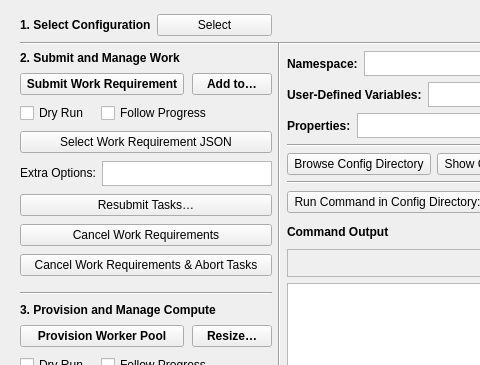
Old version of the form yellowdog_cli/commander/commander.ui in the repository yellowdog/yellowdog-cli; both pictures show x 0 to 480 and y 0 to 365 of the 1102 by 776 pixel window.
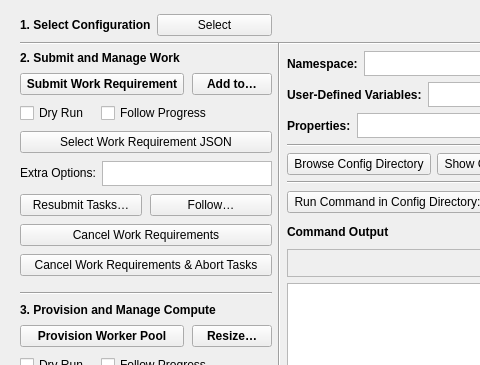
New version of the form.

Commit message: Commander: Follow… an active Work Requirement

Diff of the .ui file:
```diff
--- a/yellowdog_cli/commander/commander.ui
+++ b/yellowdog_cli/commander/commander.ui
@@ -302,6 +302,8 @@
        </layout>
       </item>
       <item>
+       <layout class="QHBoxLayout" name="horizontalLayout_resubmit_follow" stretch="1,1">
+        <item>
        <widget class="QPushButton" name="resubmit_tasks">
         <property name="toolTip">
          <string>Resubmit the failed, aborted or cancelled Tasks of a Work Requirement,
@@ -311,6 +313,19 @@
          <string>Resubmit Tasks…</string>
         </property>
        </widget>
+        </item>
+        <item>
+         <widget class="QPushButton" name="follow_work_requirement">
+          <property name="toolTip">
+           <string>Follow the events of an active Work Requirement, chosen from a list
+(yd workrequirement follow)</string>
+          </property>
+          <property name="text">
+           <string>Follow…</string>
+          </property>
+         </widget>
+        </item>
+       </layout>
       </item>
       <item>
        <widget class="QPushButton" name="cancel_work_requirements">
```
Lines whose indentation alone changed are shown as unchanged. The commit also changes 10 other files.
